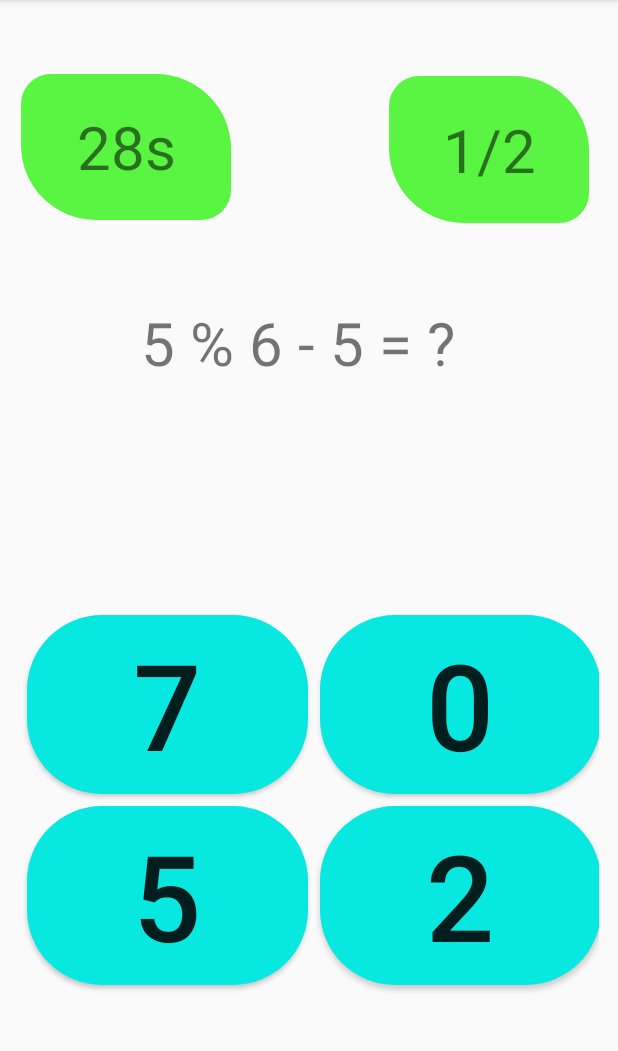
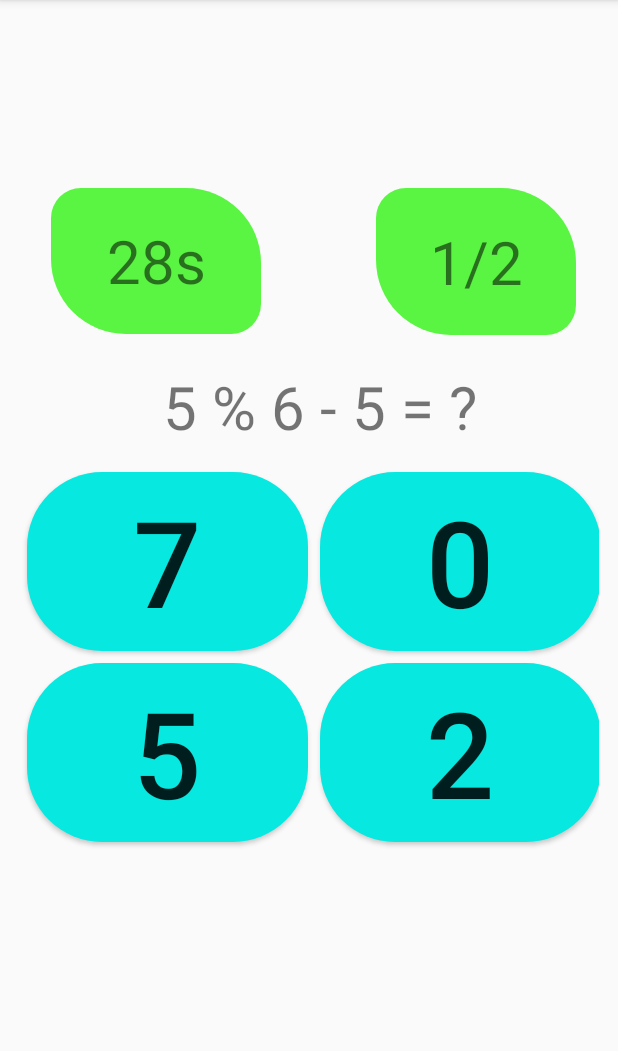
Before and after one commit to i-l-l-u-s-i-o-n/Android-Oreo-Development, an Android app: the screen it shows after launch (MainActivity), after a tap on "START!", on a phone screen of 412 x 824 dp, the part 84-1135 px from its top. Run offline under Robolectric (Android 15) with nearby library versions, the light colour scheme and no system bars.

Commit message:
Initial Commit

```diff
--- a/Guess in 30 seconds Game/app/src/main/res/layout/activity_main.xml
+++ b/Guess in 30 seconds Game/app/src/main/res/layout/activity_main.xml
@@ -36,7 +36,7 @@
             android:id="@+id/playAgain"
             android:layout_width="252dp"
             android:layout_height="72dp"
-            android:layout_marginTop="22dp"
+            android:layout_marginTop="8dp"
             android:background="@drawable/playagainbutton"
             android:gravity="center"
             android:onClick="setPlayAgain"
@@ -44,34 +44,35 @@
             android:textSize="30dp"
             android:visibility="invisible"
             app:layout_constraintEnd_toEndOf="parent"
-            app:layout_constraintHorizontal_bias="0.5"
             app:layout_constraintStart_toStartOf="parent"
-            app:layout_constraintTop_toBottomOf="@+id/equation" />
+            app:layout_constraintTop_toBottomOf="@+id/gridLayout" />
 
         <TextView
             android:id="@+id/resultStatus"
             android:layout_width="341dp"
             android:layout_height="62dp"
-            android:layout_marginTop="22dp"
+            android:layout_marginTop="20dp"
             android:gravity="center"
             android:text="Correct !"
             android:textSize="35dp"
             app:layout_constraintEnd_toEndOf="parent"
-            app:layout_constraintHorizontal_bias="0.5"
+            app:layout_constraintHorizontal_bias="0.737"
             app:layout_constraintStart_toStartOf="parent"
-            app:layout_constraintTop_toBottomOf="@+id/equation" />
+            app:layout_constraintTop_toBottomOf="@+id/gridLayout" />
 
         <android.support.v7.widget.GridLayout
+            android:id="@+id/gridLayout"
             android:layout_width="385dp"
-            android:layout_height="301dp"
+            android:layout_height="268dp"
             android:layout_marginStart="16dp"
             android:layout_marginLeft="16dp"
-            android:layout_marginTop="52dp"
+            android:layout_marginTop="8dp"
             android:layout_marginEnd="1dp"
             android:layout_marginRight="1dp"
             app:layout_constraintEnd_toEndOf="parent"
+            app:layout_constraintHorizontal_bias="0.0"
             app:layout_constraintStart_toStartOf="parent"
-            app:layout_constraintTop_toBottomOf="@+id/playAgain">
+            app:layout_constraintTop_toBottomOf="@+id/equation">
 
             <Button
                 android:id="@+id/option1"
@@ -136,12 +137,12 @@
             android:id="@+id/equation"
             android:layout_width="315dp"
             android:layout_height="63dp"
-            android:layout_marginTop="48dp"
+            android:layout_marginTop="16dp"
             android:gravity="center"
             android:text="9 * 6 = ?"
             android:textSize="40dp"
             app:layout_constraintEnd_toEndOf="parent"
-            app:layout_constraintHorizontal_bias="0.5"
+            app:layout_constraintHorizontal_bias="0.666"
             app:layout_constraintStart_toStartOf="parent"
             app:layout_constraintTop_toBottomOf="@+id/scoreStatus" />
 
@@ -149,9 +150,9 @@
             android:id="@+id/scoreStatus"
             android:layout_width="133dp"
             android:layout_height="98dp"
-            android:layout_marginTop="33dp"
-            android:layout_marginEnd="7dp"
-            android:layout_marginRight="7dp"
+            android:layout_marginTop="108dp"
+            android:layout_marginEnd="16dp"
+            android:layout_marginRight="16dp"
             android:background="@drawable/roundedbutton"
             android:gravity="center"
             android:text="1/2"
@@ -163,9 +164,9 @@
             android:id="@+id/timer"
             android:layout_width="140dp"
             android:layout_height="97dp"
-            android:layout_marginStart="16dp"
-            android:layout_marginLeft="16dp"
-            android:layout_marginTop="32dp"
+            android:layout_marginStart="36dp"
+            android:layout_marginLeft="36dp"
+            android:layout_marginTop="108dp"
             android:background="@drawable/roundedbutton"
             android:gravity="center|center_horizontal"
             android:text="30s"
```
